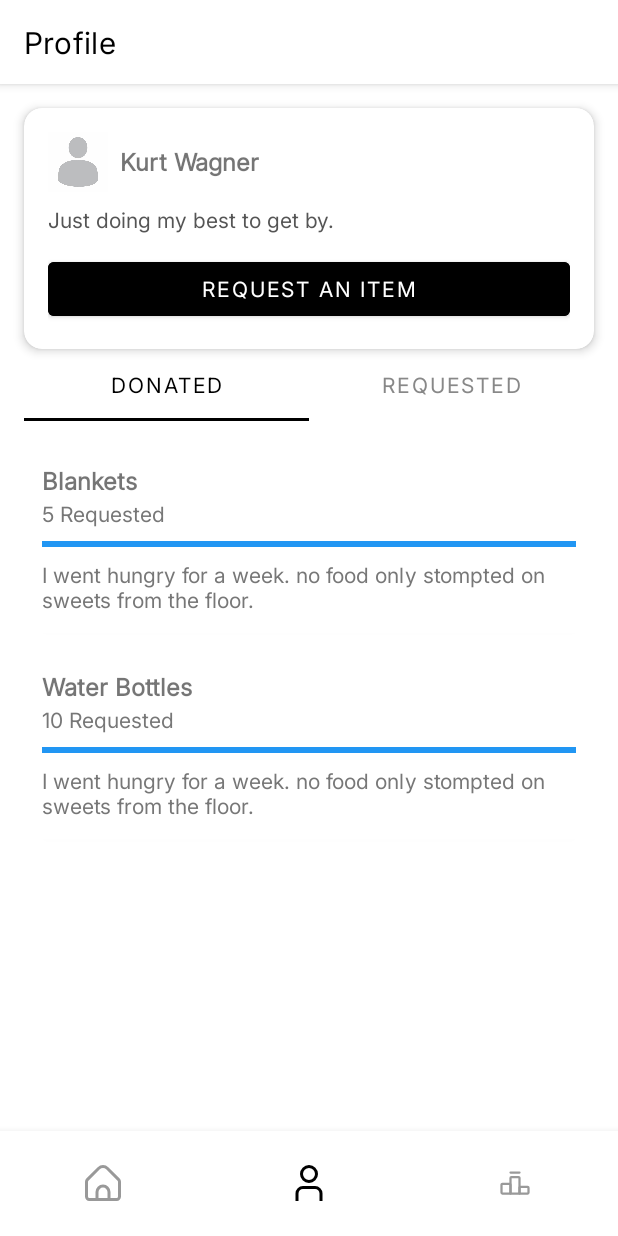
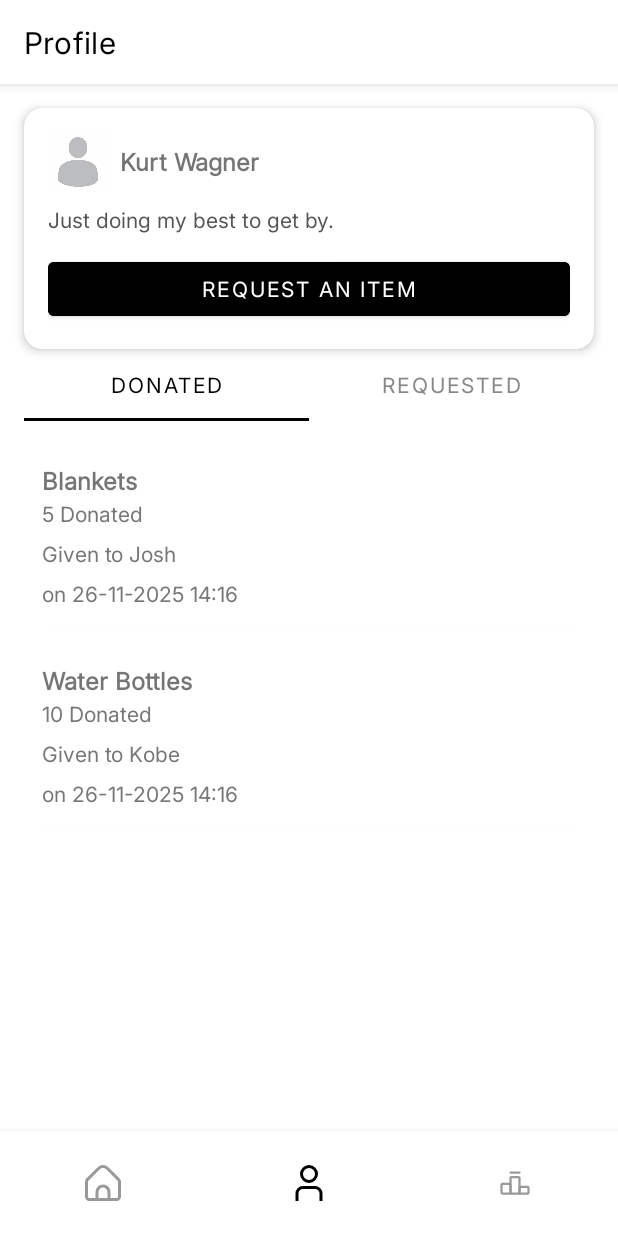
Before and after one commit to joshsawyer/lend-a-hand-project, an Android app: the DonatedItemsFragment screen opened directly, with no data from a screen before it, on a phone screen of 412 x 824 dp. Run offline under Robolectric (Android 15) with nearby library versions, the light colour scheme and no system bars.

Commit message:
added request_donation table. designed donatin and request item card
next step sending donations to the database.

```diff
--- a/app/src/main/java/com/example/lendahand/DonatedItemsFragment.java
+++ b/app/src/main/java/com/example/lendahand/DonatedItemsFragment.java
@@ -28,8 +28,8 @@ public class DonatedItemsFragment extends Fragment {
 
         // Dummy data
         donatedItems = new ArrayList<>();
-        donatedItems.add(new DonationItem("Blankets", 5, 5, "I went hungry for a week. no food only stompted on sweets from the floor."));
-        donatedItems.add(new DonationItem("Water Bottles", 10, 10, "I went hungry for a week. no food only stompted on sweets from the floor."));
+        donatedItems.add(new DonationItem("Blankets", 5, "Josh", "yesterday"));
+        donatedItems.add(new DonationItem("Water Bottles", 10, "Kobe", "yesterday"));
 
         adapter = new DonationItemAdapter(donatedItems);
         recyclerView.setAdapter(adapter);
--- a/app/src/main/java/com/example/lendahand/DonationItem.java
+++ b/app/src/main/java/com/example/lendahand/DonationItem.java
@@ -1,31 +1,31 @@
 package com.example.lendahand;
 public class DonationItem {
     private String itemName;
-    private int requested;
-    private int received;
+    private int amount_donated;
+    private String user_received;
 
-    private String requestBio;
+    private String date_donated;
 
-    public DonationItem(String itemName, int requested, int received, String requestBio) {
+    public DonationItem(String itemName, int amount, String received, String date_donated) {
         this.itemName = itemName;
-        this.requested = requested;
-        this.received = received;
-        this.requestBio = requestBio;
+        this.amount_donated = amount;
+        this.user_received = received;
+        this.date_donated = date_donated;
     }
 
     public String getItemName() {
         return itemName;
     }
 
-    public int getRequested() {
-        return requested;
+    public int getAmountDonated() {
+        return amount_donated;
     }
 
-    public int getReceived() {
-        return received;
+    public String getUserReceived() {
+        return user_received;
     }
 
-    public String getRequestBio() {
-        return requestBio;
+    public String getDateDonated() {
+        return date_donated;
     }
 }
--- a/app/src/main/java/com/example/lendahand/DonationItemAdapter.java
+++ b/app/src/main/java/com/example/lendahand/DonationItemAdapter.java
@@ -21,14 +21,12 @@ public class DonationItemAdapter extends RecyclerView.Adapter<DonationItemAdapte
 
     public static class ViewHolder extends RecyclerView.ViewHolder {
         TextView itemName, requestInfo, requestBio;
-        ProgressBar progressBar;
 
         public ViewHolder(View itemView) {
             super(itemView);
             itemName = itemView.findViewById(R.id.itemName);
-            requestInfo = itemView.findViewById(R.id.requestInfo);
-            progressBar = itemView.findViewById(R.id.progressBar);
-            requestBio = itemView.findViewById(R.id.requestBio);
+            requestInfo = itemView.findViewById(R.id.DonationInfo);
+            requestBio = itemView.findViewById(R.id.userRecieved);
         }
     }
 
@@ -44,10 +42,8 @@ public class DonationItemAdapter extends RecyclerView.Adapter<DonationItemAdapte
     public void onBindViewHolder(@NonNull ViewHolder holder, int position) {
         DonationItem item = donationItemList.get(position);
         holder.itemName.setText(item.getItemName());
-        holder.requestInfo.setText(item.getRequested() + " Requested");
-        holder.progressBar.setMax(item.getRequested());
-        holder.progressBar.setProgress(item.getReceived());
-        holder.requestBio.setText(item.getRequestBio());
+        holder.requestInfo.setText(item.getAmountDonated() + " Donated");
+        holder.requestBio.setText("Given to " + item.getUserReceived());
     }
 
     @Override
--- a/app/src/main/res/layout/donation_item_card.xml
+++ b/app/src/main/res/layout/donation_item_card.xml
@@ -25,31 +25,31 @@
             android:textStyle="bold" />
 
         <TextView
-            android:id="@+id/requestInfo"
+            android:id="@+id/DonationInfo"
             android:layout_width="wrap_content"
             android:layout_height="wrap_content"
             android:fontFamily="@font/inter"
-            android:text="7 Requested"
+            android:text="7 Donated"
             android:textColor="#777"
             android:textSize="14sp" />
 
-        <ProgressBar
-            android:id="@+id/progressBar"
-            style="?android:attr/progressBarStyleHorizontal"
-            android:layout_width="match_parent"
-            android:layout_height="8dp"
-            android:layout_marginTop="6dp"
-            android:max="7"
-            android:progress="3"
-            android:progressTint="#2196F3" />
-
         <TextView
-            android:id="@+id/requestBio"
+            android:id="@+id/userRecieved"
             android:layout_width="wrap_content"
             android:layout_height="wrap_content"
             android:layout_marginTop="6dp"
             android:fontFamily="@font/inter"
-            android:text="I went hungry for a week. no food only stompted on sweets from the floor."
+            android:text="to Thandi Tgogo"
+            android:textColor="#777"
+            android:textSize="14sp" />
+
+        <TextView
+            android:id="@+id/donationDate"
+            android:layout_width="match_parent"
+            android:layout_height="wrap_content"
+            android:layout_marginTop="6dp"
+            android:fontFamily="@font/inter"
+            android:text="on 26-11-2025 14:16"
             android:textColor="#777"
             android:textSize="14sp" />
     </LinearLayout>
```
Also changed, not shown: app/src/main/java/com/example/lendahand/DonateActivity.java (+5 -5 lines), app/src/main/java/com/example/lendahand/RequestItemAdapter.java (+5 -5 lines), app/src/main/java/com/example/lendahand/RequestedItemsFragment.java (+5 -5 lines), app/src/main/res/layout/request_item_card.xml (+12 -2 lines), 1 other file.
